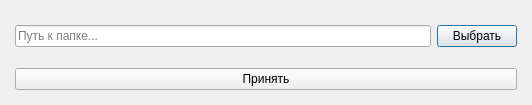
Before: the Qt Designer form GUI/designer/LibraryChooseDialog.ui in WhiteFox123c/Viewer, drawn with Qt 5.
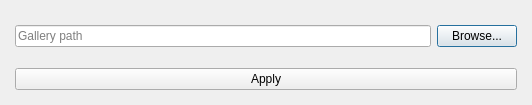
After: the same form once the commit is applied.

Commit message: Update layout and behavior for path selecting

Diff of the .ui file:
```diff
--- a/GUI/designer/LibraryChooseDialog.ui
+++ b/GUI/designer/LibraryChooseDialog.ui
@@ -71,14 +71,14 @@
          <item>
           <widget class="QLineEdit" name="SelectedPathLineEdit">
            <property name="placeholderText">
-            <string>Путь к папке...</string>
+            <string>Gallery path</string>
            </property>
           </widget>
          </item>
          <item>
           <widget class="QPushButton" name="BrowseButton">
            <property name="text">
-            <string>Выбрать</string>
+            <string>Browse...</string>
            </property>
           </widget>
          </item>
@@ -88,7 +88,7 @@
       <item>
        <widget class="QPushButton" name="ApplyButton">
         <property name="text">
-         <string>Принять</string>
+         <string>Apply</string>
         </property>
        </widget>
       </item>
```
Left out of the diff: 2 changed lines with no effect on the pictures. The commit also changes 6 other files.
